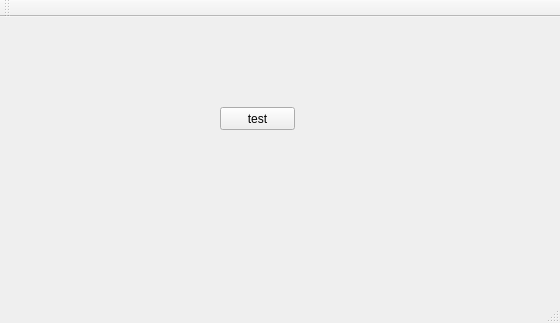
This is CommandCenter/MainApp/mainwindow.ui in LDevin/CommandCenter as Qt 5 draws it before an edit. The edited form follows.
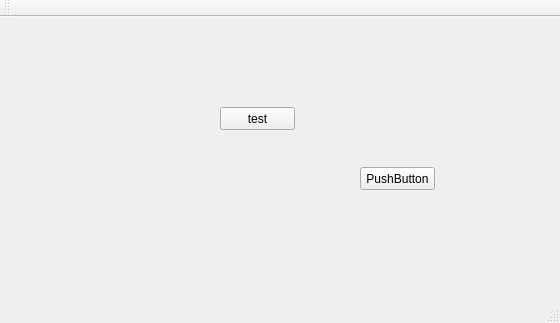
This is the edited form.

The edit to the form file:
```diff
--- a/CommandCenter/MainApp/mainwindow.ui
+++ b/CommandCenter/MainApp/mainwindow.ui
@@ -27,6 +27,19 @@
      <string>test</string>
     </property>
    </widget>
+   <widget class="QPushButton" name="pushButton_2">
+    <property name="geometry">
+     <rect>
+      <x>360</x>
+      <y>150</y>
+      <width>75</width>
+      <height>23</height>
+     </rect>
+    </property>
+    <property name="text">
+     <string>PushButton</string>
+    </property>
+   </widget>
   </widget>
   <widget class="QMenuBar" name="menuBar">
    <property name="geometry">
```
